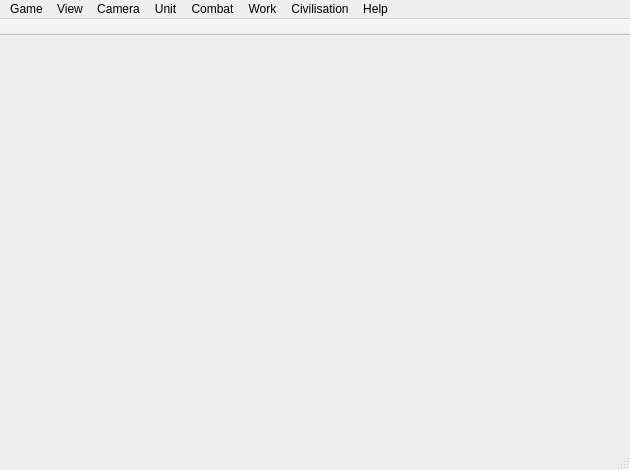
First picture: the form in gui-kde/mainwindow.ui, repository jusirkka/freeciv-kde, before the edit.
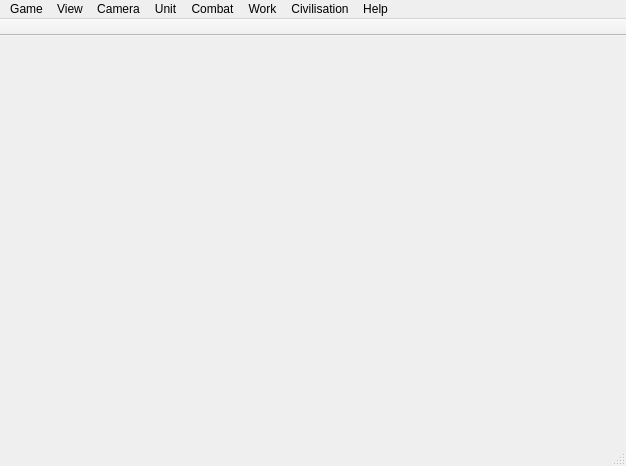
Second picture: the form after the edit. Icons and pictures are not drawn.

```diff
--- a/gui-kde/mainwindow.ui
+++ b/gui-kde/mainwindow.ui
@@ -6,8 +6,8 @@
    <rect>
     <x>0</x>
     <y>0</y>
-    <width>630</width>
-    <height>470</height>
+    <width>626</width>
+    <height>466</height>
    </rect>
   </property>
   <property name="windowTitle">
@@ -19,7 +19,7 @@
     <rect>
      <x>0</x>
      <y>0</y>
-     <width>630</width>
+     <width>626</width>
      <height>25</height>
     </rect>
    </property>
```
Left out of the diff: 9 changed lines with no effect on the pictures.
